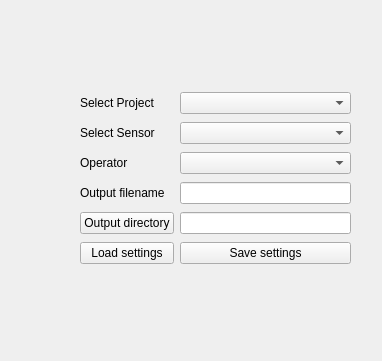
The window that UniDAQ/QT_Designer_UI/Project_selector_vertical.ui (Chilldose/COMET) describes before a commit, drawn with Qt 5.
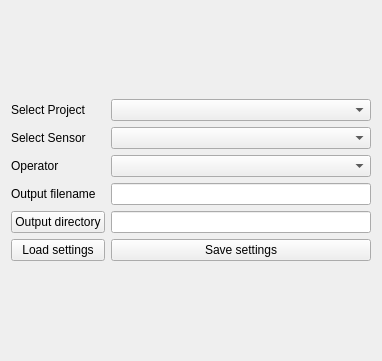
The same window after the commit.

Diff of the .ui file:
```diff
--- a/UniDAQ/QT_Designer_UI/Project_selector_vertical.ui
+++ b/UniDAQ/QT_Designer_UI/Project_selector_vertical.ui
@@ -13,15 +13,8 @@
   <property name="windowTitle">
    <string>Form</string>
   </property>
-  <widget class="QWidget" name="gridLayoutWidget">
-   <property name="geometry">
-    <rect>
-     <x>80</x>
-     <y>90</y>
-     <width>271</width>
-     <height>181</height>
-    </rect>
-   </property>
+  <layout class="QVBoxLayout" name="verticalLayout">
+   <item>
    <layout class="QGridLayout" name="gridLayout">
     <item row="4" column="0">
      <widget class="QPushButton" name="save_to_button">
@@ -94,7 +87,8 @@
      </widget>
     </item>
    </layout>
-  </widget>
+   </item>
+  </layout>
  </widget>
  <resources/>
  <connections/>
```
Lines whose indentation alone changed are shown as unchanged.
